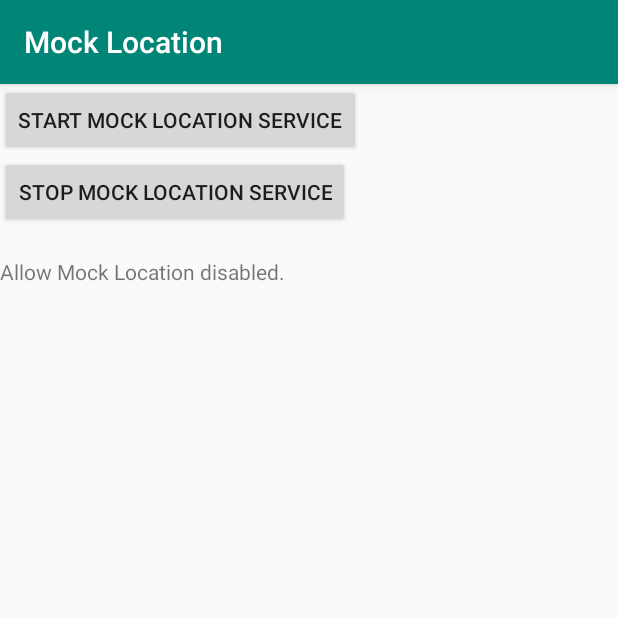
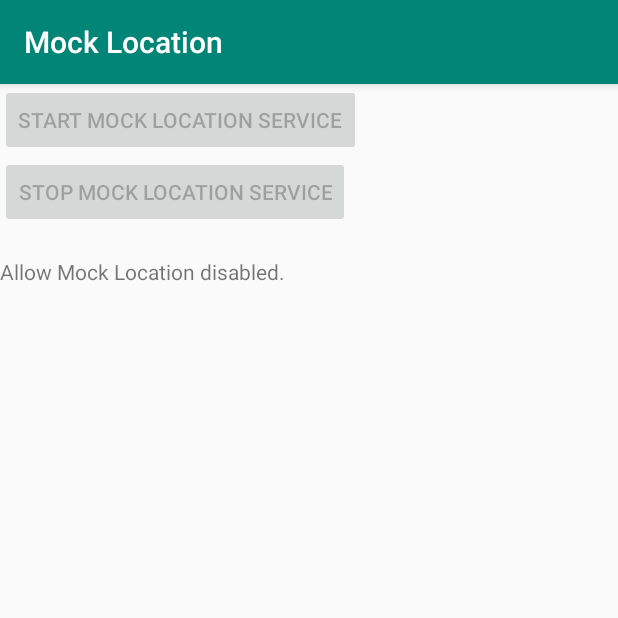
Before and after one commit to EXL/Stuff, an Android app: the screen it shows after launch (MainActivity), on a phone screen of 412 x 824 dp, the top half of it. Run offline under Robolectric (Android 15) with nearby library versions, the phone set to English and light mode, and no system bars.

Commit message:
Fix small bug

```diff
--- a/Examples/Android-MockLocation/app/src/main/java/ru/exlmoto/mocklocation/MainActivity.java
+++ b/Examples/Android-MockLocation/app/src/main/java/ru/exlmoto/mocklocation/MainActivity.java
@@ -32,6 +32,8 @@ public class MainActivity extends AppCompatActivity implements LocationListener
     private MainActivity mainActivity = null;
     private TextView textView = null;
     private TextView textViewLoc = null;
+    private Button buttonStart = null;
+    private Button buttonStop = null;
     private DialogListener dialogListener = null;
     private ErrorDialogListener errorDialogListener = null;
 
@@ -43,6 +45,8 @@ public class MainActivity extends AppCompatActivity implements LocationListener
         mainActivity = this;
         textView = findViewById(R.id.textView);
         textViewLoc = findViewById(R.id.textViewLoc);
+        buttonStart = findViewById(R.id.buttonStart);
+        buttonStop = findViewById(R.id.buttonStop);
 
         dialogListener = new DialogListener();
         errorDialogListener = new ErrorDialogListener();
@@ -61,7 +65,6 @@ public class MainActivity extends AppCompatActivity implements LocationListener
             locationManager.requestLocationUpdates(LocationManager.GPS_PROVIDER, 0, 0, this);
         }
 
-        Button buttonStart = findViewById(R.id.buttonStart);
         buttonStart.setOnClickListener(new OnClickListener() {
             final MainActivity fMainActivity = mainActivity;
 
@@ -76,7 +79,6 @@ public class MainActivity extends AppCompatActivity implements LocationListener
             }
         });
 
-        Button buttonStop = findViewById(R.id.buttonStop);
         buttonStop.setOnClickListener(new OnClickListener() {
             final MainActivity fMainActivity = mainActivity;
 
@@ -155,8 +157,12 @@ public class MainActivity extends AppCompatActivity implements LocationListener
     private void updateTextViewLocation(boolean mockEnable) {
         if (mockEnable) {
             textViewLoc.setText("Allow Mock Location enabled.");
+            buttonStart.setEnabled(true);
+            buttonStop.setEnabled(true);
         } else {
             textViewLoc.setText("Allow Mock Location disabled.");
+            buttonStart.setEnabled(false);
+            buttonStop.setEnabled(false);
         }
     }
 
```
